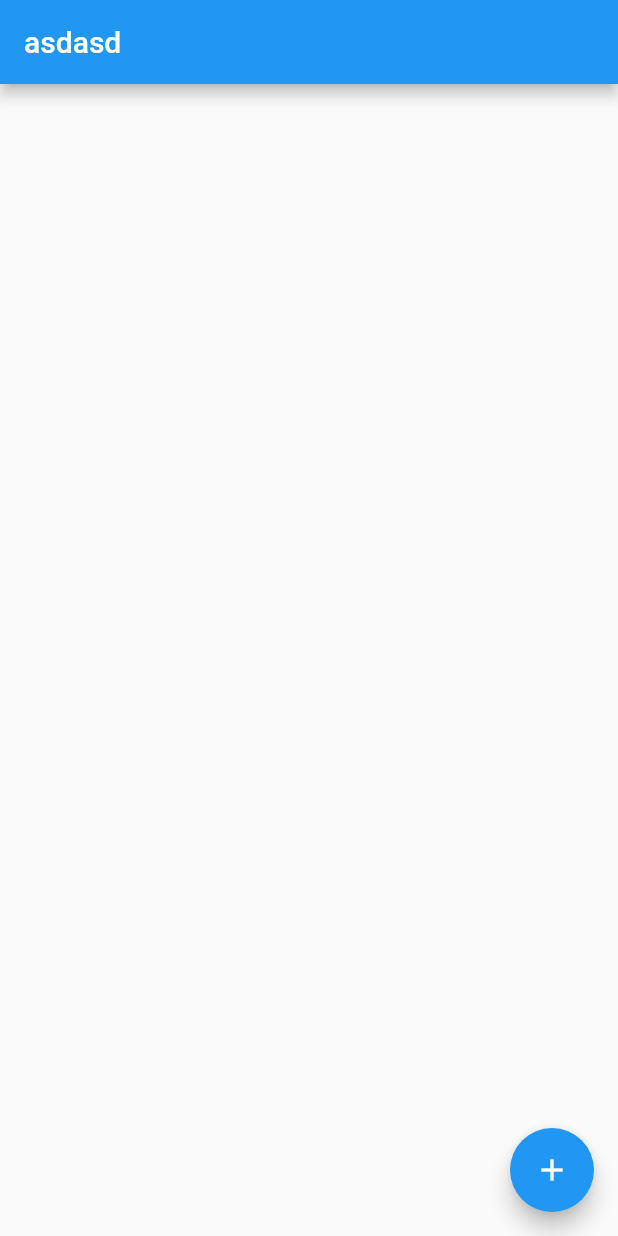
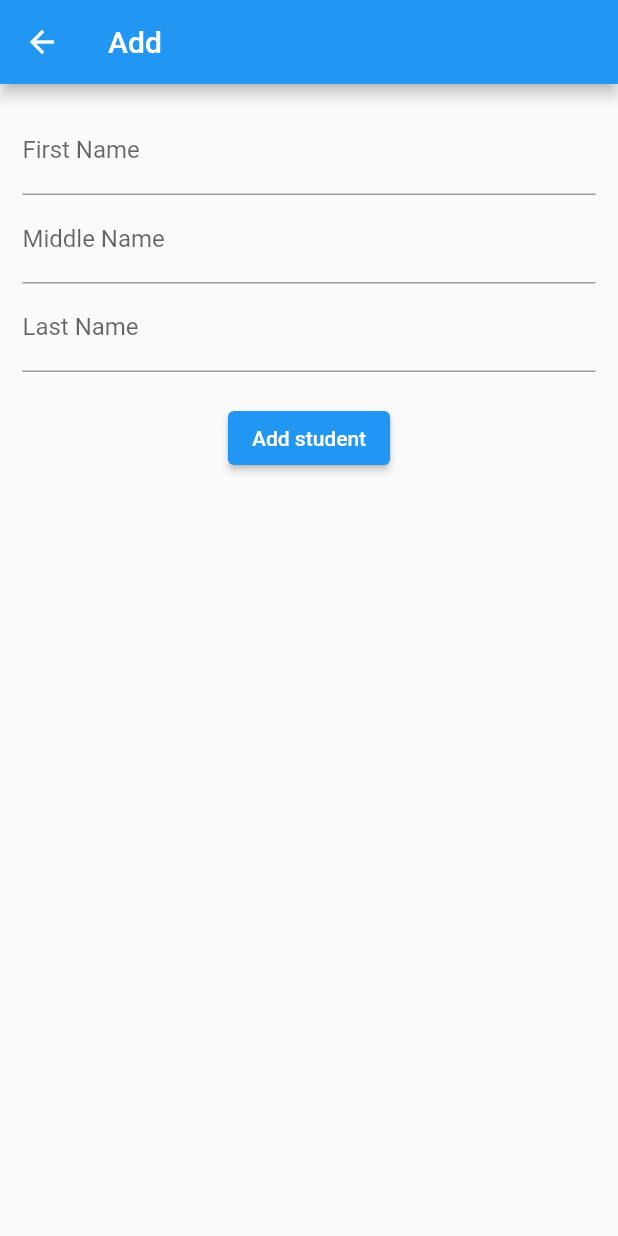
Before and after one commit to all4alex/sds_sample_flutter_prject, a Flutter app: the screen it shows after launch, after a tap on the "add" icon, on a phone screen of 412 x 824 dp. Run offline on Flutter 3.47's test engine with Material 2 defaults, Android fonts, the phone set to English and light mode, and no system bars; our stand-ins replace equatable, flutter_bloc; network calls fail.

Commit message:
Updates for today

```diff
--- a/lib/app.dart
+++ b/lib/app.dart
@@ -1,9 +1,8 @@
 import 'package:flutter/material.dart';
 import 'package:flutter_bloc/flutter_bloc.dart';
-import 'package:sds_sample_flutter_prject/stateful_screen.dart';
 
 import 'list_bloc/list_bloc.dart';
-import 'list_screen.dart';
+import 'presentation/list_screen.dart';
 
 class App extends StatelessWidget {
   const App({Key? key}) : super(key: key);
--- a/lib/list_bloc/list_state.dart
+++ b/lib/list_bloc/list_state.dart
@@ -10,6 +10,7 @@ abstract class ListState extends Equatable {
 
 class InitialState extends ListState {}
 
+//student list states
 class LoadingListState extends ListState {}
 
 class SuccessListState extends ListState {
@@ -17,4 +18,13 @@ class SuccessListState extends ListState {
   final List<StudentResponse> studentList;
 }
 
+//add student states
 class FailedListState extends ListState {}
+
+class AddStudentLoadingState extends ListState {}
+
+class AddStudentSuccessState extends ListState {
+  AddStudentSuccessState();
+}
+
+class AddStudentFailedState extends ListState {}
--- a/lib/list_screen.dart
+++ /dev/null
@@ -1,71 +0,0 @@
-import 'package:flutter/material.dart';
-import 'package:flutter_bloc/flutter_bloc.dart';
-import 'package:sds_sample_flutter_prject/list_bloc/list_bloc.dart';
-import 'package:sds_sample_flutter_prject/list_bloc/list_state.dart';
-import 'package:sds_sample_flutter_prject/models/student_model.dart';
-
-class ListScreen extends StatefulWidget {
-  ListScreen({Key? key}) : super(key: key);
-
-  @override
-  State<ListScreen> createState() => _ListScreenState();
-}
-
-class _ListScreenState extends State<ListScreen> {
-  List<StudentResponse> studentList = [];
-  @override
-  Widget build(BuildContext context) {
-    return Scaffold(
-      appBar: AppBar(
-        title: Text('asdasd'),
-      ),
-      body: BlocBuilder<ListBloc, ListState>(
-        builder: (context, state) {
-          if (state is LoadingListState) {
-            return CircularProgressIndicator();
-          } else if (state is FailedListState) {
-            return Text('Something went wrong!');
-          } else if (state is SuccessListState) {
-            studentList = state.studentList;
-          }
-
-          return Container(
-              padding: EdgeInsets.all(10),
-              child: RefreshIndicator(
-                onRefresh: () async {
-                  context.read<ListBloc>().getStudentList();
-                },
-                child: ListView.separated(
-                  itemCount: studentList.length,
-                  itemBuilder: (BuildContext context, int index) {
-                    return Container(
-                      height: 30,
-                      child: InkWell(
-                        onTap: () {
-                          print('ITEM: $index');
-                        },
-                        child: Text('${studentList[index].firstname}'),
-                      ),
-                    );
-                  },
-                  separatorBuilder: (BuildContext context, int index) {
-                    return Divider();
-                  },
-                ),
-              ));
-        },
-      ),
-      floatingActionButton: FloatingActionButton(
-        onPressed: () {
-          context.read<ListBloc>().getStudentList();
-        },
-        child: Icon(Icons.add),
-      ),
-    );
-  }
-
-  Future _refreshData() async {
-    await Future.delayed(Duration(seconds: 3));
-    setState(() {});
-  }
-}
--- /dev/null
+++ b/lib/models/student_data.dart
@@ -0,0 +1,39 @@
+class StudentData {
+  String? firstName;
+  String? lastName;
+  String? middleName;
+  String? gender;
+  int? age;
+  String? address;
+  String? course;
+
+  StudentData({
+    this.firstName,
+    this.lastName,
+    this.middleName,
+    this.gender,
+    this.age,
+    this.address,
+    this.course,
+  });
+
+  factory StudentData.fromJson(Map<String, dynamic> json) => StudentData(
+        firstName: json['first_name'] as String?,
+        lastName: json['last_name'] as String?,
+        middleName: json['middle_name'] as String?,
+        gender: json['gender'] as String?,
+        age: json['age'] as int?,
+        address: json['address'] as String?,
+        course: json['course'] as String?,
+      );
+
+  Map<String, dynamic> toJson() => {
+        'first_name': firstName,
+        'last_name': lastName,
+        'middle_name': middleName,
+        'gender': gender,
+        'age': age,
+        'address': address,
+        'course': course,
+      };
+}
--- /dev/null
+++ b/lib/presentation/add_student_screen.dart
@@ -0,0 +1,86 @@
+import 'package:flutter/material.dart';
+import 'package:flutter_bloc/flutter_bloc.dart';
+import 'package:provider/src/provider.dart';
+import 'package:sds_sample_flutter_prject/list_bloc/list_bloc.dart';
+import 'package:sds_sample_flutter_prject/list_bloc/list_state.dart';
+import 'package:sds_sample_flutter_prject/models/student_data.dart';
+
+class AddStudentScreen extends StatefulWidget {
+  const AddStudentScreen({Key? key}) : super(key: key);
+
+  @override
+  State<AddStudentScreen> createState() => _AddStudentScreenState();
+}
+
+class _AddStudentScreenState extends State<AddStudentScreen> {
+  @override
+  Widget build(BuildContext context) {
+    TextEditingController firstNameController = TextEditingController();
+    TextEditingController middleNameController = TextEditingController();
+    TextEditingController lastNameController = TextEditingController();
+
+    return Scaffold(
+      appBar: AppBar(
+        title: Text('Add'),
+      ),
+      body: Container(
+        padding: EdgeInsets.all(15),
+        child: Column(
+          children: [
+            TextFormField(
+              controller: firstNameController,
+              decoration: const InputDecoration(
+                hintText: 'Please enter your first name',
+                labelText: 'First Name',
+              ),
+            ),
+            TextFormField(
+              controller: middleNameController,
+              decoration: const InputDecoration(
+                hintText: 'Please enter your middle name',
+                labelText: 'Middle Name',
+              ),
+            ),
+            TextFormField(
+              controller: lastNameController,
+              decoration: const InputDecoration(
+                hintText: 'Please enter your last name',
+                labelText: 'Last Name',
+              ),
+            ),
+            const SizedBox(
+              height: 20,
+            ),
+            ElevatedButton(
+                onPressed: () {
+                  String firstName = firstNameController.text;
+                  String middleName = middleNameController.text;
+                  String lastNameName = lastNameController.text;
+
+                  StudentData studentData = StudentData(
+                      firstName: firstName,
+                      middleName: middleName,
+                      lastName: lastNameName,
+                      gender: 'sample string 4',
+                      age: 100,
+                      address: 'sample string 4',
+                      course: 'sample string 4');
+                  Navigator.of(context).pop(studentData);
+                },
+                child: Text('Add student'))
+          ],
+        ),
+      ),
+    );
+  }
+}
+
+// {
+//   "first_name": "sample string 1",
+//   "last_name": "sample string 2",
+//   "middle_name": "sample string 3",
+//   "gender": "sample string 4",
+//   "age": 5,
+//   "address": "sample string 6",
+//   "course": "sample string 7"
+// }
--- /dev/null
+++ b/lib/presentation/list_screen.dart
@@ -0,0 +1,93 @@
+import 'package:flutter/material.dart';
+import 'package:flutter_bloc/flutter_bloc.dart';
+import 'package:sds_sample_flutter_prject/list_bloc/list_bloc.dart';
+import 'package:sds_sample_flutter_prject/list_bloc/list_state.dart';
+import 'package:sds_sample_flutter_prject/models/student_data.dart';
+import 'package:sds_sample_flutter_prject/models/student_model.dart';
+import 'package:sds_sample_flutter_prject/presentation/add_student_screen.dart';
+
+class ListScreen extends StatefulWidget {
+  ListScreen({Key? key}) : super(key: key);
+
+  @override
+  State<ListScreen> createState() => _ListScreenState();
+}
+
+class _ListScreenState extends State<ListScreen> {
+  List<StudentResponse> studentList = [];
+
+  @override
+  void initState() {
+    context.read<ListBloc>().getStudentList();
+    super.initState();
+  }
+
+  @override
+  Widget build(BuildContext context) {
+    return Scaffold(
+      appBar: AppBar(
+        title: Text('List'),
+      ),
+      body: BlocListener<ListBloc, ListState>(
+        listener: (context, state) {
+          if (state is AddStudentSuccessState) {
+            context.read<ListBloc>().getStudentList();
+          }
+        },
+        child: BlocBuilder<ListBloc, ListState>(
+          builder: (context, state) {
+            if (state is LoadingListState || state is AddStudentLoadingState) {
+              return Center(child: CircularProgressIndicator());
+            } else if (state is FailedListState) {
+              return Text('Something went wrong!');
+            } else if (state is SuccessListState) {
+              studentList = state.studentList;
+            }
+
+            return Container(
+                padding: EdgeInsets.all(10),
+                child: RefreshIndicator(
+                  onRefresh: () async {
+                    context.read<ListBloc>().getStudentList();
+                  },
+                  child: ListView.separated(
+                    itemCount: studentList.length,
+                    itemBuilder: (BuildContext context, int index) {
+                      return Container(
+                        height: 30,
+                        child: InkWell(
+                          onTap: () {
+                            print('ITEM: $index');
+                          },
+                          child: Text('${studentList[index].firstname}'),
+                        ),
+                      );
+                    },
+                    separatorBuilder: (BuildContext context, int index) {
+                      return Divider();
+                    },
+                  ),
+                ));
+          },
+        ),
+      ),
+      floatingActionButton: FloatingActionButton(
+        onPressed: () async {
+          // context.read<ListBloc>().getStudentList();
+          StudentData studentData = await Navigator.push(
+            context,
+            MaterialPageRoute(builder: (context) => const AddStudentScreen()),
+          );
+          print(studentData.toJson().toString());
+          context.read<ListBloc>().addStudent(studentData: studentData);
+        },
+        child: Icon(Icons.add),
+      ),
+    );
+  }
+
+  Future _refreshData() async {
+    await Future.delayed(Duration(seconds: 3));
+    setState(() {});
+  }
+}
```
Also changed, not shown: lib/api/api_service.dart (+23 -0 lines), lib/home_screen.dart (deleted, +0 -22 lines), lib/list_bloc/list_bloc.dart (+11 -1 lines), lib/stateful_screen.dart (deleted, +0 -91 lines).
